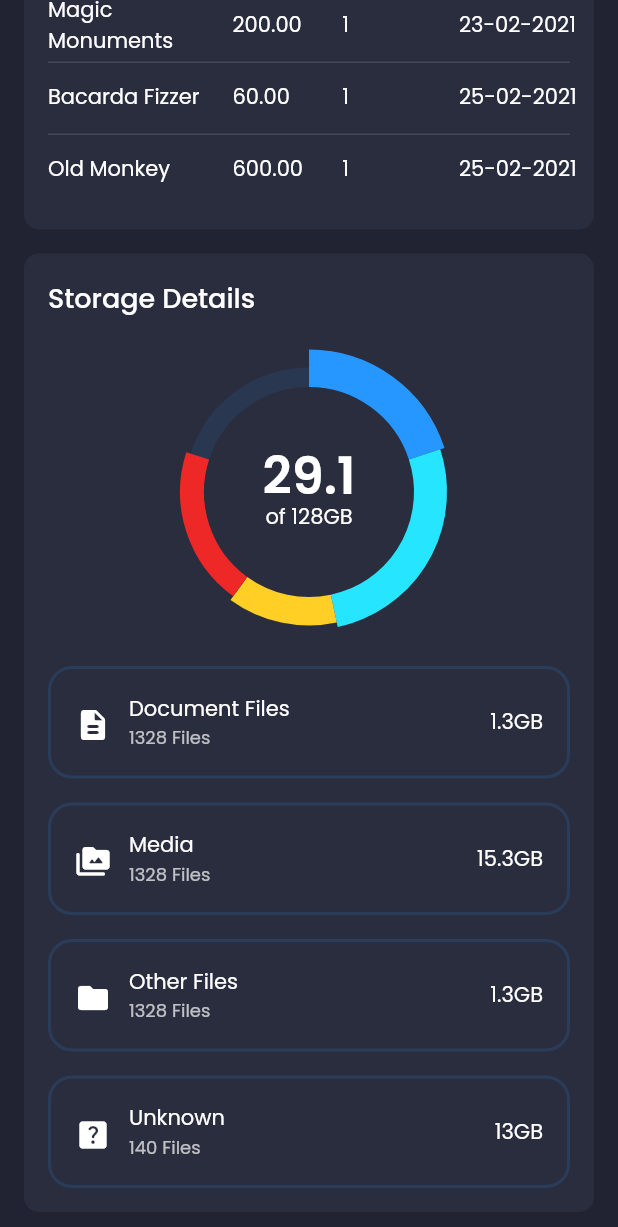
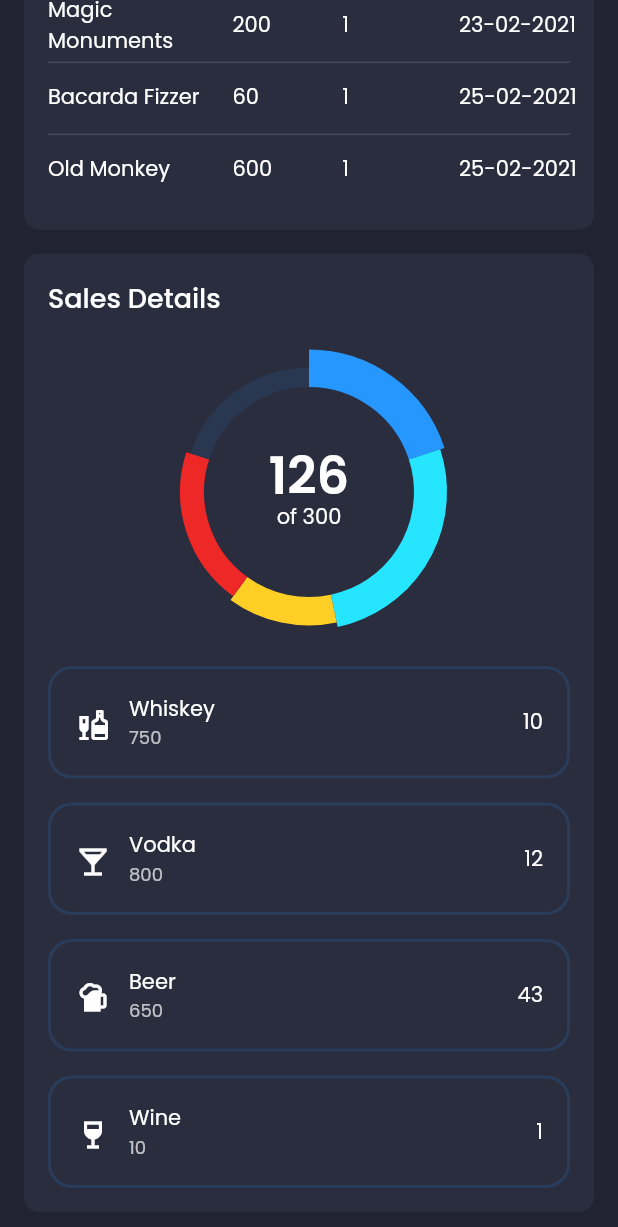
Before and after one commit to chrisd666/chrisander-dashboard, a Flutter app: the screen it shows after launch, scrolled down 541 dp, on a phone screen of 412 x 824 dp. Shown: the top 1227 px of the screen. Run offline on Flutter 3.47's test engine with Material 2 defaults, Android fonts, the phone set to English and light mode, and no system bars; drawn by our look-alikes of fl_chart; our stand-ins replace google_fonts.

Commit message:
sales details

```diff
--- a/lib/constants.dart
+++ b/lib/constants.dart
@@ -1,7 +1,9 @@
 import 'package:flutter/material.dart';
+import 'package:intl/intl.dart';
 
 const primaryColor = Color(0xFF2697FF);
 const secondaryColor = Color(0xFF2A2D3E);
 const bgColor = Color(0xFF212332);
 
 const defaultPadding = 16.0;
+var numberFormat = NumberFormat("#,##,###.##");
--- a/lib/screens/dashboard/components/chart.dart
+++ b/lib/screens/dashboard/components/chart.dart
@@ -26,13 +26,13 @@ class Chart extends StatelessWidget {
                 height: defaultPadding,
               ),
               Text(
-                "29.1",
+                numberFormat.format(126),
                 style: Theme.of(context).textTheme.headline4.copyWith(
                     color: Colors.white,
                     fontWeight: FontWeight.w600,
                     height: 0.5),
               ),
-              Text("of 128GB")
+              Text("of ${numberFormat.format(300)}")
             ],
           ))
         ],
--- a/lib/screens/dashboard/components/recent_sales.dart
+++ b/lib/screens/dashboard/components/recent_sales.dart
@@ -1,5 +1,4 @@
 import 'package:flutter/material.dart';
-import 'package:intl/intl.dart';
 import '../../../constants.dart';
 import '../../../models/SaleInfo.dart';
 
@@ -7,11 +6,9 @@ class RecentSales extends StatelessWidget {
   const RecentSales({Key key}) : super(key: key);
 
   DataRow recentSalesDataRow(SaleInfo purchase) {
-    var priceFormat = NumberFormat("#,##,###.00");
-
     return DataRow(cells: [
       DataCell(Text(purchase.product)),
-      DataCell(Text(priceFormat.format(purchase.price))),
+      DataCell(Text(numberFormat.format(purchase.price))),
       DataCell(Text("${purchase.quantity}")),
       DataCell(Text(purchase.date))
     ]);
@@ -41,7 +38,7 @@ class RecentSales extends StatelessWidget {
                   DataColumn(label: Text("Product")),
                   DataColumn(label: Text("Amount")),
                   DataColumn(label: Text("Quantity")),
-                  DataColumn(label: Text("Purchased On")),
+                  DataColumn(label: Text("Sold On")),
                 ],
                 rows: List.generate(demoSaleInfo.length,
                     (index) => recentSalesDataRow(demoSaleInfo[index]))),
--- /dev/null
+++ b/lib/screens/dashboard/components/sales_details.dart
@@ -0,0 +1,57 @@
+import 'package:flutter/material.dart';
+import '../../../constants.dart';
+import 'chart.dart';
+import 'sales_info_card.dart';
+
+class SalesDetails extends StatelessWidget {
+  const SalesDetails({
+    Key key,
+  }) : super(key: key);
+
+  @override
+  Widget build(BuildContext context) {
+    return Container(
+      padding: EdgeInsets.all(defaultPadding),
+      decoration: BoxDecoration(
+          color: secondaryColor,
+          borderRadius: const BorderRadius.all(Radius.circular(10))),
+      child: Column(
+        crossAxisAlignment: CrossAxisAlignment.start,
+        children: [
+          Text(
+            "Sales Details",
+            style: TextStyle(fontSize: 18, fontWeight: FontWeight.w500),
+          ),
+          SizedBox(
+            height: defaultPadding,
+          ),
+          Chart(),
+          SalesInfoCard(
+            icon: Icons.liquor,
+            title: "Whiskey",
+            inventoryQty: 750,
+            soldQty: 10,
+          ),
+          SalesInfoCard(
+            icon: Icons.local_bar,
+            title: "Vodka",
+            inventoryQty: 800,
+            soldQty: 12,
+          ),
+          SalesInfoCard(
+            icon: Icons.sports_bar,
+            title: "Beer",
+            inventoryQty: 650,
+            soldQty: 43,
+          ),
+          SalesInfoCard(
+            icon: Icons.wine_bar,
+            title: "Wine",
+            inventoryQty: 10,
+            soldQty: 1,
+          ),
+        ],
+      ),
+    );
+  }
+}
--- a/lib/screens/dashboard/components/storage_info_card.dart
+++ b/lib/screens/dashboard/components/sales_info_card.dart
@@ -1,18 +1,18 @@
 import 'package:flutter/material.dart';
 import '../../../constants.dart';
 
-class StorageInfoCard extends StatelessWidget {
-  const StorageInfoCard({
+class SalesInfoCard extends StatelessWidget {
+  const SalesInfoCard({
     Key key,
     @required this.title,
-    @required this.totalSizeOfFiles,
+    @required this.inventoryQty,
     @required this.icon,
-    @required this.noOfFiles,
+    @required this.soldQty,
   }) : super(key: key);
 
-  final String title, totalSizeOfFiles;
+  final String title;
   final IconData icon;
-  final int noOfFiles;
+  final int soldQty, inventoryQty;
 
   @override
   Widget build(BuildContext context) {
@@ -44,7 +44,7 @@ class StorageInfoCard extends StatelessWidget {
                   overflow: TextOverflow.ellipsis,
                 ),
                 Text(
-                  "$noOfFiles Files",
+                  numberFormat.format(inventoryQty),
                   style: Theme.of(context)
                       .textTheme
                       .caption
@@ -53,7 +53,7 @@ class StorageInfoCard extends StatelessWidget {
               ],
             ),
           )),
-          Text(totalSizeOfFiles)
+          Text(numberFormat.format(soldQty))
         ],
       ),
     );
--- a/lib/screens/dashboard/components/storage_details.dart
+++ /dev/null
@@ -1,57 +0,0 @@
-import 'package:flutter/material.dart';
-import '../../../constants.dart';
-import '../components/chart.dart';
-import '../components/storage_info_card.dart';
-
-class StorageDetails extends StatelessWidget {
-  const StorageDetails({
-    Key key,
-  }) : super(key: key);
-
-  @override
-  Widget build(BuildContext context) {
-    return Container(
-      padding: EdgeInsets.all(defaultPadding),
-      decoration: BoxDecoration(
-          color: secondaryColor,
-          borderRadius: const BorderRadius.all(Radius.circular(10))),
-      child: Column(
-        crossAxisAlignment: CrossAxisAlignment.start,
-        children: [
-          Text(
-            "Storage Details",
-            style: TextStyle(fontSize: 18, fontWeight: FontWeight.w500),
-          ),
-          SizedBox(
-            height: defaultPadding,
-          ),
-          Chart(),
-          StorageInfoCard(
-            icon: Icons.description_rounded,
-            title: "Document Files",
-            totalSizeOfFiles: "1.3GB",
-            noOfFiles: 1328,
-          ),
-          StorageInfoCard(
-            icon: Icons.perm_media_rounded,
-            title: "Media",
-            totalSizeOfFiles: "15.3GB",
-            noOfFiles: 1328,
-          ),
-          StorageInfoCard(
-            icon: Icons.folder,
-            title: "Other Files",
-            totalSizeOfFiles: "1.3GB",
-            noOfFiles: 1328,
-          ),
-          StorageInfoCard(
-            icon: Icons.help_center_rounded,
-            title: "Unknown",
-            totalSizeOfFiles: "13GB",
-            noOfFiles: 140,
-          ),
-        ],
-      ),
-    );
-  }
-}
--- a/lib/screens/dashboard/dashboard_screen.dart
+++ b/lib/screens/dashboard/dashboard_screen.dart
@@ -2,7 +2,7 @@ import 'package:flutter/material.dart';
 import '../../constants.dart';
 import '../../responsive.dart';
 import './components/header.dart';
-import './components/storage_details.dart';
+import 'components/sales_details.dart';
 import 'components/info.dart';
 import 'components/recent_sales.dart';
 
@@ -34,14 +34,14 @@ class DashboardScreen extends StatelessWidget {
                         SizedBox(
                           height: defaultPadding,
                         ),
-                      if (Responsive.isMobile(context)) StorageDetails()
+                      if (Responsive.isMobile(context)) SalesDetails()
                     ])),
                 if (!Responsive.isMobile(context))
                   SizedBox(
                     width: defaultPadding,
                   ),
                 if (!Responsive.isMobile(context))
-                  Expanded(flex: 2, child: StorageDetails())
+                  Expanded(flex: 2, child: SalesDetails())
               ],
             )
           ],
```
